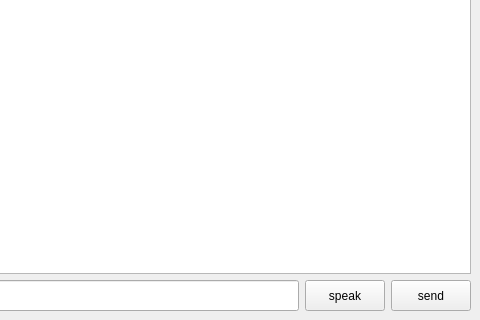
First picture: the form in src/gui/main_form.ui, repository Fipoka2/amm-vsu-chatbot, before the edit; both pictures show x 181 to 661 and y 161 to 481 of the 661 by 481 pixel window.
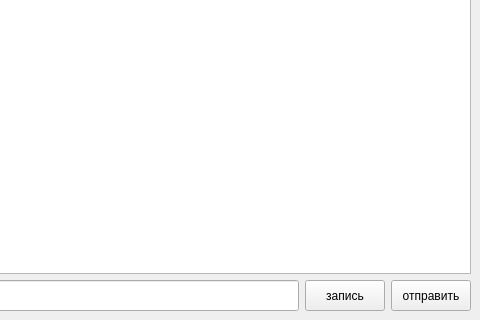
Second picture: the form after the edit.

```diff
--- a/src/gui/main_form.ui
+++ b/src/gui/main_form.ui
@@ -26,7 +26,7 @@
          </size>
         </property>
         <property name="text">
-         <string>send</string>
+         <string>отправить</string>
         </property>
        </widget>
       </item>
@@ -52,7 +52,7 @@
          </size>
         </property>
         <property name="text">
-         <string>speak</string>
+         <string>запись</string>
         </property>
        </widget>
       </item>
```
